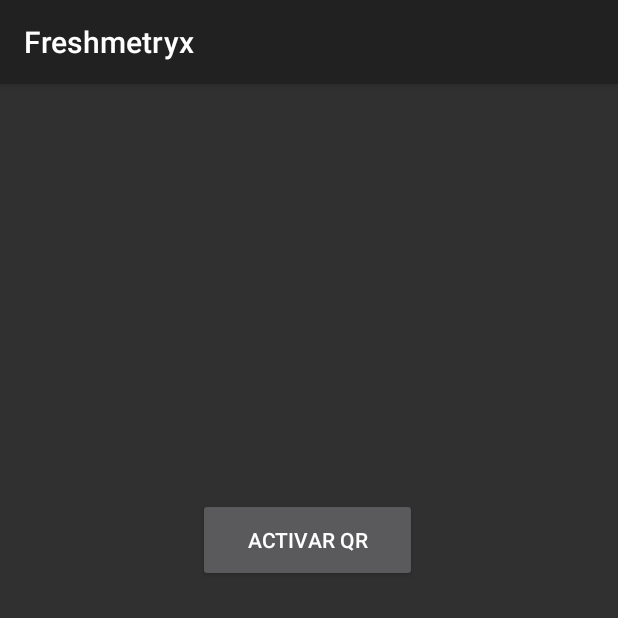
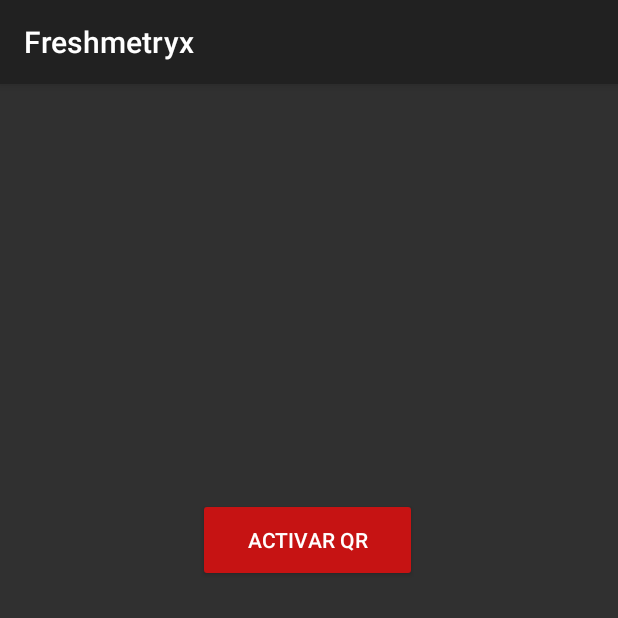
Before and after one commit to chein5/Freshmetryx, an Android app built with Jetpack Compose: the screen it shows after launch (MainActivity), on a phone screen of 412 x 824 dp, the top half of it. Run offline under Robolectric (Android 15) with nearby library versions, the phone set to English and light mode, and no system bars; libraries missing offline, so code that uses them is left out: com.google.zxing.integration; 3 statements that could not run were skipped.

Commit message:
Cambio de color

```diff
--- a/app/src/main/res/layout/activity_main.xml
+++ b/app/src/main/res/layout/activity_main.xml
@@ -12,6 +12,7 @@
         android:layout_height="56dp"
         android:layout_marginStart="132dp"
         android:layout_marginTop="276dp"
+        android:backgroundTint="#C61313"
         android:text="Activar QR"
         app:layout_constraintStart_toStartOf="parent"
         app:layout_constraintTop_toTopOf="parent" />
```
